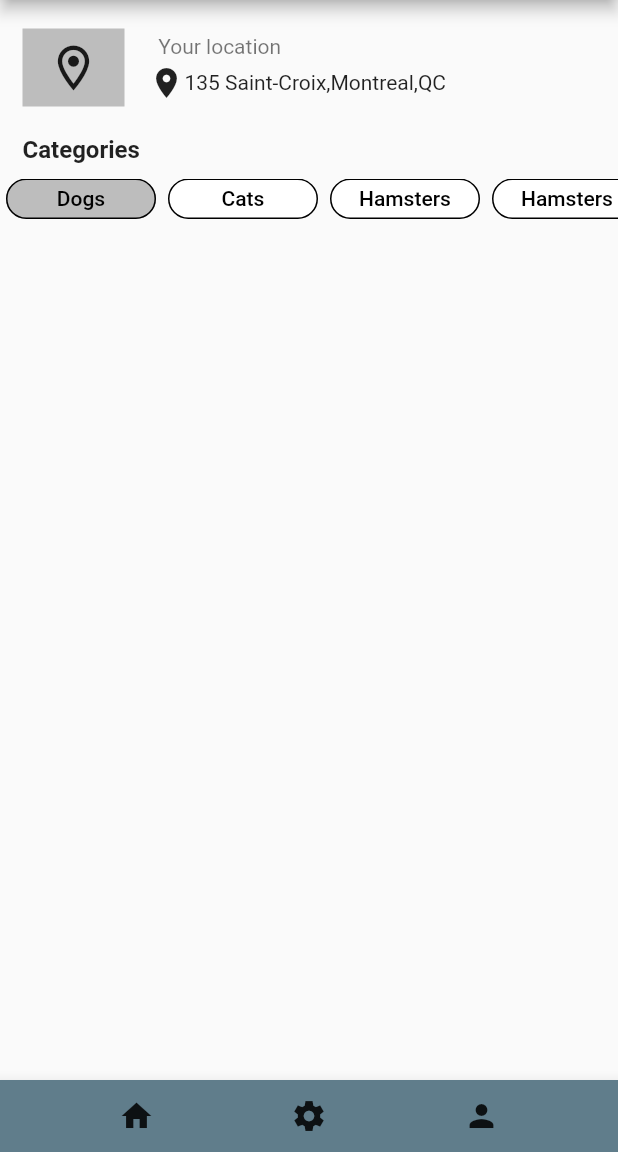
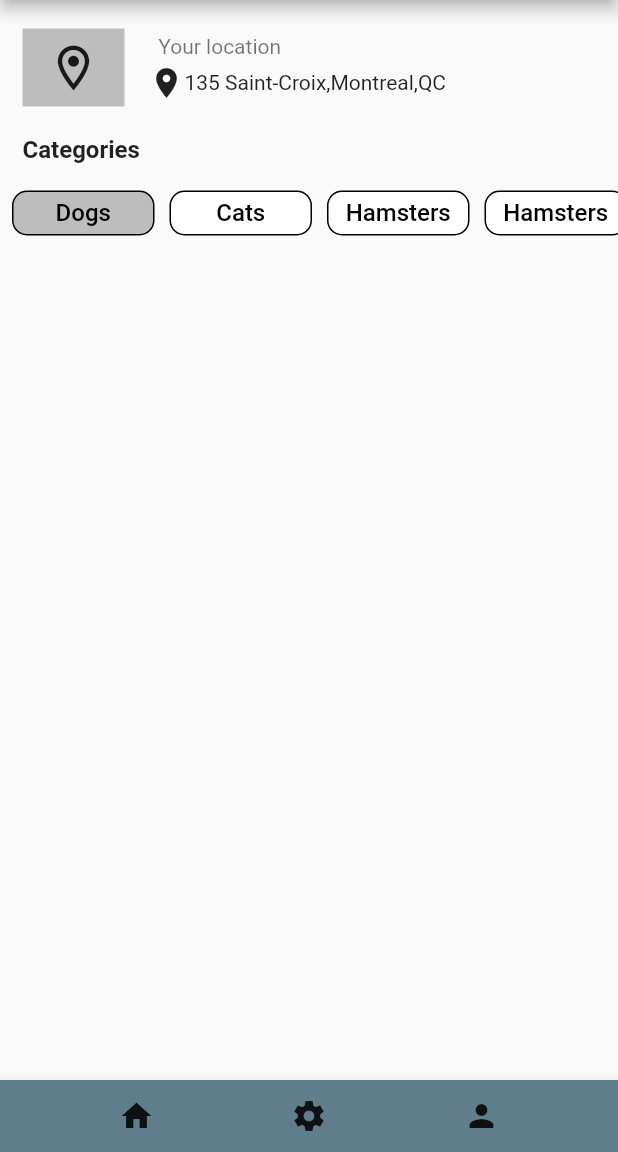
Before and after one commit to moonflaked/PetMatch, a Flutter app: the CategoryPage screen opened directly, on a phone screen of 412 x 824 dp, the part 84-1236 px from its top. Run offline on Flutter 3.47's test engine with Material 2 defaults, Android fonts, the phone set to English and light mode, and no system bars.

Commit message:
Restructured the category buttons so they use a TabBar

```diff
--- a/lib/category_page.dart
+++ b/lib/category_page.dart
@@ -1,5 +1,5 @@
 import 'package:flutter/material.dart';
-import 'package:flutter/scheduler.dart';
+import "package:collection/collection.dart";
 
 void main() {
   runApp(const MyApp());
@@ -18,7 +18,6 @@ class _MyAppState extends State<MyApp> {
     return const MaterialApp(
       home: CategoryPage(),
       debugShowCheckedModeBanner: false,
-
     );
   }
 }
@@ -41,44 +40,25 @@ class _CategoryPageState extends State<CategoryPage> {
             leadingWidth: 80,
             actions: [
               IconButton(
-            onPressed: () {
-
-            },
+                  onPressed: () {},
                   icon: const Icon(
                     Icons.notifications_sharp,
                     color: Colors.black,
-            )
-          )
-        ]
-      ),
+                  ))
+            ]),
         bottomNavigationBar: BottomAppBar(
             color: Colors.blueGrey,
             child: Row(
                 mainAxisAlignment: MainAxisAlignment.spaceEvenly,
                 children: [
                   IconButton(
-              onPressed: () {
-
-              },
-              icon: const Icon(Icons.home_sharp)
-            ),
+                      onPressed: () {}, icon: const Icon(Icons.home_sharp)),
                   IconButton(
-                onPressed: () {
-
-                },
-                icon: const Icon(Icons.settings_sharp)
-            ),
+                      onPressed: () {}, icon: const Icon(Icons.settings_sharp)),
                   IconButton(
-                onPressed: () {
-
-                },
-                icon: const Icon(Icons.person_sharp)
-            ),
-          ]
-        )
-      ),
-      body: const CategoryBody()
-    );
+                      onPressed: () {}, icon: const Icon(Icons.person_sharp)),
+                ])),
+        body: const CategoryBody());
   }
 }
 
@@ -99,14 +79,14 @@ class _CategoryBodyState extends State<CategoryBody> {
           LocationSection(),
           CategoryScrollSection(),
           //CategoryButton(categoryName: "hello")
-      ]
-    );
+        ]);
   }
 }
 
 // Creates the location section at the top of the category page
 class LocationSection extends StatefulWidget {
   final String currentLocation = "135 Saint-Croix,Montreal,QC";
+
   const LocationSection({super.key});
 
   @override
@@ -118,8 +98,7 @@ class _LocationSectionState extends State<LocationSection> {
   Widget build(BuildContext context) {
     return Padding(
         padding: const EdgeInsets.all(15),
-        child: Row(
-            children: [
+        child: Row(children: [
           Container(
             color: Colors.grey[400],
             padding: const EdgeInsets.symmetric(
@@ -132,39 +111,24 @@ class _LocationSectionState extends State<LocationSection> {
             ),
           ),
           Padding(
-                padding: const EdgeInsets.symmetric(
-                  vertical: 8.0,
-                  horizontal: 16.0
-                ),
-                child: Column(
-                  crossAxisAlignment: CrossAxisAlignment.start,
-                  children: [
+            padding:
+                const EdgeInsets.symmetric(vertical: 8.0, horizontal: 16.0),
+            child:
+                Column(crossAxisAlignment: CrossAxisAlignment.start, children: [
               Container(
                   padding: const EdgeInsets.only(
                     left: 6.5,
                     bottom: 4.0,
                   ),
-                      child: const Text(
-                          "Your location",
-                          style: TextStyle(
-                            color: Colors.black54
+                  child: const Text("Your location",
+                      style: TextStyle(color: Colors.black54))),
+              Row(children: [
+                const Icon(Icons.location_on_sharp),
+                Text(widget.currentLocation)
+              ])
+            ]),
           )
-                      )
-                    ),
-                    Row(
-                        children: [
-                          const Icon(Icons.location_on_sharp),
-                          Text(
-                            widget.currentLocation
-                          )
-                        ]
-                    )
-                  ]
-                ),
-              )
-            ]
-        )
-    );
+        ]));
   }
 }
 
@@ -175,142 +139,97 @@ class CategoryScrollSection extends StatefulWidget {
   State<CategoryScrollSection> createState() => _CategoryScrollSectionState();
 }
 
-class _CategoryScrollSectionState extends State<CategoryScrollSection> {
-  static List<String> listOfCategories = <String>["Dogs", "Cats", "Hamsters", "Hamsters", "Hamsters", "Hamsters", "Hamsters"];
-  static List<GlobalKey<_CategoryButtonState>> listOfCategoryBtnKeys = [];
+class _CategoryScrollSectionState extends State<CategoryScrollSection>
+    with TickerProviderStateMixin {
+  late TabController categoryTabController;
+  static List<String> listOfCategories = <String>[
+    "Dogs",
+    "Cats",
+    "Hamsters",
+    "Hamsters",
+    "Hamsters",
+    "Hamsters",
+    "Hamsters",
+  ];
+
   // This scroll controller is used to control the scrollbar on the category button section
   static ScrollController categoryScrollController = ScrollController();
 
-  static void setButtonsUnpressed() {
-    // A function to reset the colors of all buttons to white
-    for(GlobalKey<_CategoryButtonState> globKey in listOfCategoryBtnKeys) {
-      globKey.currentState?.resetButtonColor();
+  @override
+  void initState() {
+    // TODO: implement initState
+    super.initState();
+    categoryTabController = TabController(
+        length: listOfCategories.length, vsync: this, initialIndex: 0);
+    categoryTabController.addListener(() {
+      setState(() {});
+    });
   }
-  }
-
 
   @override
   Widget build(BuildContext context) {
-    SchedulerBinding.instance.addPostFrameCallback((timeStamp) {
-      _CategoryButtonState.setFirstButtonPressed();
-    });
-    return Column(
-        crossAxisAlignment: CrossAxisAlignment.start,
-        children: [
+    return Column(crossAxisAlignment: CrossAxisAlignment.start, children: [
       Container(
         margin: const EdgeInsets.only(
           left: 15.0,
           bottom: 10.0,
         ),
-            child: const Text(
-                "Categories",
-                style: TextStyle(
-                  fontWeight: FontWeight.bold,
-                  fontSize: 16
-                )
+        child: const Text("Categories",
+            style: TextStyle(fontWeight: FontWeight.bold, fontSize: 16)),
       ),
-          ),
-          SizedBox(
-            height: 35,
+      DefaultTabController(
+          length: listOfCategories.length,
+          initialIndex: 0,
           child: RawScrollbar(
               controller: categoryScrollController,
-              radius: const Radius.circular(2.5),
               thumbColor: Colors.black,
-              child: ListView.builder(
-                  controller: categoryScrollController,
-                  padding: const EdgeInsets.only(
-                    bottom: 8.0
+              radius: const Radius.circular(2),
+              // This is wrapped around a list view
+              // To remove the warning that a ScrollController
+              // has no ScrollController attached
+              child: TabBar(
+                  controller: categoryTabController,
+                  isScrollable: true,
+                  // adding padding in between the tabs
+                  labelPadding: const EdgeInsets.only(
+                    left: 8,
+                    right: 2,
                   ),
-                  shrinkWrap: true,
-                  scrollDirection: Axis.horizontal,
-                  itemCount: listOfCategories.length,
-                  itemBuilder: (BuildContext pContext, int pIndex) {
-                    GlobalKey<_CategoryButtonState> categoryBtnGlobalKey = GlobalKey<_CategoryButtonState>();
-                    CategoryButton newCategoryButton = CategoryButton(
-                      key: categoryBtnGlobalKey,
-                      categoryName: listOfCategories[pIndex]
-                    );
-
-                    listOfCategoryBtnKeys.add(categoryBtnGlobalKey);
-                    return newCategoryButton;
-                  }
-              ),
-            ),
-          ),
-        ]
-    );
+                  // Remove the "splash" when clicking on a tab
+                  overlayColor: MaterialStateProperty.all(Colors.transparent),
+                  // Remove the blue underline under the tabs
+                  indicator: const BoxDecoration(),
+                  tabs: listOfCategories
+                      .mapIndexed((int pIndex, String pCategoryName) {
+                    // categoryTabController.index == pIndex checks the index
+                    // of the currently selected button to change their color
+                    return getCategoryTab(
+                        pCategoryName, categoryTabController.index == pIndex);
+                  }).toList()
+              )
+          )
+      )
+    ]);
   }
 }
 
-
-class CategoryButton extends StatefulWidget {
-  final String categoryName;
-
-  const CategoryButton({super.key, required this.categoryName});
-  @override
-  State<CategoryButton> createState() => _CategoryButtonState();
-}
-
-class _CategoryButtonState extends State<CategoryButton> {
-  Color? buttonColor = Colors.white;
-
-  static void setFirstButtonPressed() {
-    _CategoryScrollSectionState.listOfCategoryBtnKeys[0].currentState?.setButtonPressed();
-  }
-  void resetButtonColor() {
-    buttonColor = Colors.white;
-    setState(() {});
-  }
-  void setButtonPressed() {
-    // Change the color of the button to set the button as pressed
-    buttonColor = Colors.grey[400];
-    setState(() {});
-  }
-
-  @override
-  Widget build(BuildContext context) {
-
-    return Container(
-      margin: const EdgeInsets.symmetric(
-        horizontal: 4.0
-      ),
+Widget getCategoryTab(String categoryName, bool isSelected) {
+  return Tab(
+    child: Container(
+      width: 95,
       height: 30,
-      child: OutlinedButton(
-        onPressed: () {
-          _CategoryScrollSectionState.setButtonsUnpressed();
-          setButtonPressed();
-        },
-        // Add a style to the button because we want to edit the border
-        // and its width
-        style: ButtonStyle(
-          // Set the minimum size of the button
-          minimumSize: MaterialStateProperty.all(
-              const Size(100, 35)
-          ),
-          backgroundColor: MaterialStateProperty.all(
-              buttonColor
-          ),
-          // Change the width of the border of the button
-          side: MaterialStateProperty.all(
-              const BorderSide(
+      decoration: BoxDecoration(
+          borderRadius: BorderRadius.circular(10),
+          color: isSelected ? Colors.grey[400] : Colors.white,
+          border: Border.all(
             width: 1,
             color: Colors.black,
-              )
-          ),
-          // Add the rounded border to the button and customize its radius
-          shape: MaterialStateProperty.all(
-              RoundedRectangleBorder(
-                borderRadius: BorderRadius.circular(14.0),
-              )
+          )),
+      child: Center(
+        child: Text(categoryName,
+            textAlign: TextAlign.center,
+            style: const TextStyle(color: Colors.black, fontSize: 16)),
       ),
     ),
-        child: Text(
-            widget.categoryName,
-            style: const TextStyle(
-                color: Colors.black
-            )
-        ),
-      )
   );
 }
-}
--- a/lib/login_page.dart
+++ b/lib/login_page.dart
@@ -1,8 +1,6 @@
 
-import 'dart:async';
 
 import 'package:flutter/material.dart';
-import 'package:petmatch/signup_page.dart';
 
 void main(){
   runApp(const Login());
--- a/pubspec.yaml
+++ b/pubspec.yaml
@@ -31,7 +31,8 @@ dependencies:
   flutter:
     sdk: flutter
 
-
+  # Import dart functions to make working with different collections easier
+  collection: ^1.17.2
   # The following adds the Cupertino Icons font to your application.
   # Use with the CupertinoIcons class for iOS style icons.
   cupertino_icons: ^1.0.2
@@ -46,6 +47,7 @@ dev_dependencies:
   # package. See that file for information about deactivating specific lint
   # rules and activating additional ones.
   flutter_lints: ^2.0.0
+
 
 # For information on the generic Dart part of this file, see the
 # following page: https://dart.dev/tools/pub/pubspec
```
Also changed, not shown: pubspec.lock. Lines whose indentation alone changed are shown as unchanged.
